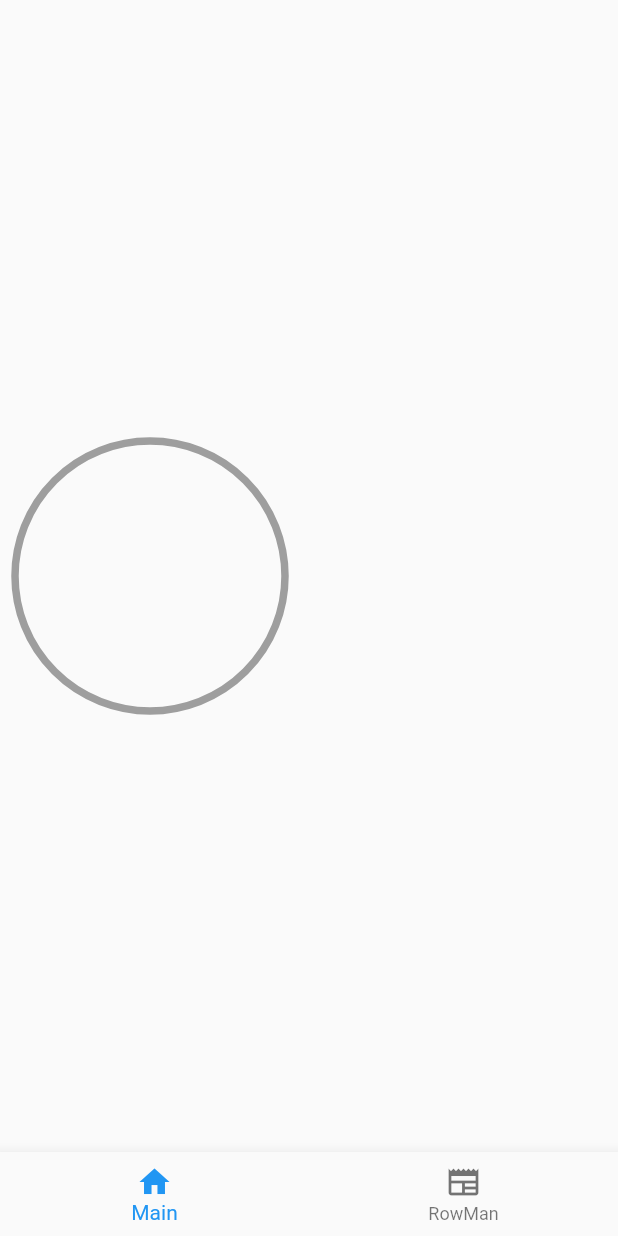
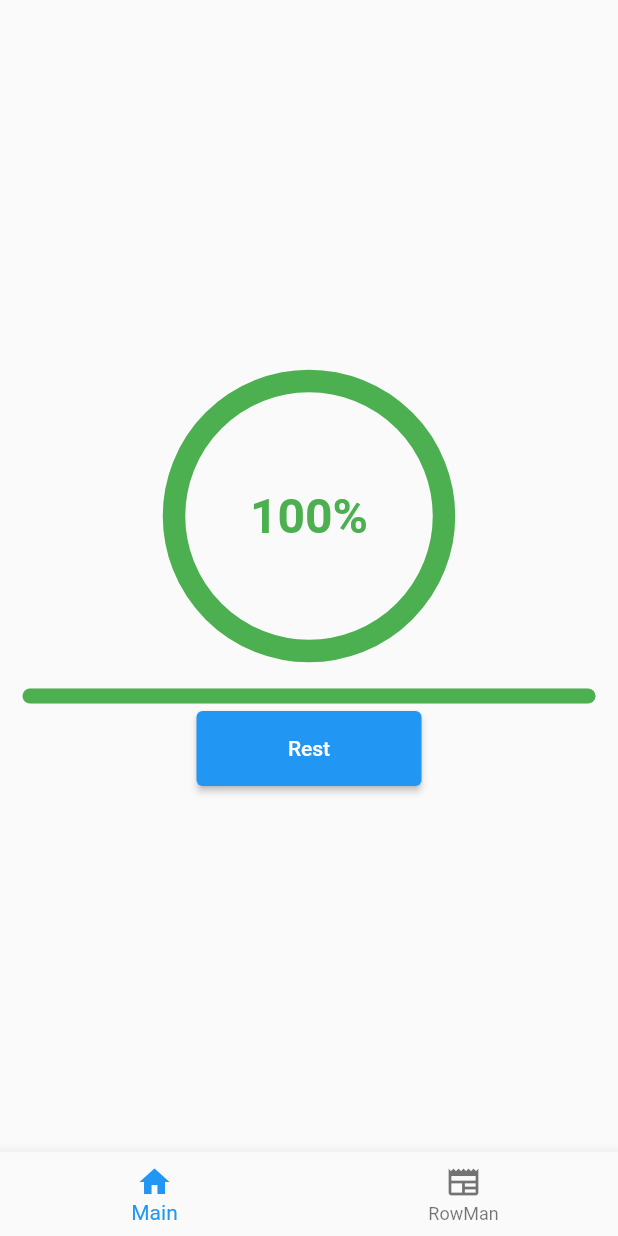
Before and after one commit to rahmatei/Widgets, a Flutter app: the screen it shows after launch, on a phone screen of 412 x 824 dp. Run offline on Flutter 3.47's test engine with Material 2 defaults, Android fonts, the phone set to English and light mode, and no system bars; our stand-ins replace flutter_animate, go_router.

Commit message:
Add liner Loading Animation

```diff
--- a/lib/cicular_progress_bar/circular_progress_bar_screen.dart
+++ b/lib/cicular_progress_bar/circular_progress_bar_screen.dart
@@ -1,5 +1,10 @@
+import 'dart:convert';
+import 'dart:developer';
+
 import 'package:flutter/material.dart';
 import 'circular_progressbar_with_animation_widget.dart';
+import 'line_progressbar_animation.dart';
+import 'dart:math' as math;
 
 class CircularProgressBar extends StatefulWidget {
   const CircularProgressBar({super.key});
@@ -9,19 +14,77 @@ class CircularProgressBar extends StatefulWidget {
 }
 
 class _CircularProgressBarState extends State<CircularProgressBar> {
-  double _to = 60;
+  double _to = 100;
 
   @override
   Widget build(BuildContext context) {
     return Scaffold(
       body: Column(
         mainAxisAlignment: MainAxisAlignment.center,
-        crossAxisAlignment: CrossAxisAlignment.end,
+        crossAxisAlignment: CrossAxisAlignment.center,
         children: [
           SizedBox(
               width: 200,
               height: 200,
-              child: CircularProgressbarWithAnimation()),
+              child: CircularProgressbarWithAnimation(
+                duration: const Duration(seconds: 2),
+                symbol: '%',
+                from: 0,
+                to: _to,
+                innerStrokeColor: Colors.purpleAccent,
+                strokeColor: Colors.grey.shade300,
+                innerStrokeWidth: 15,
+                strokeWidth: 5,
+                colorConditions: [
+                  ColorRule(
+                    color: Colors.redAccent,
+                    rangeIndex: [21, 40],
+                  ),
+                  ColorRule(
+                    color: Colors.grey.shade400,
+                    rangeIndex: [0, 20],
+                  ),
+                  ColorRule(
+                    color: Colors.purpleAccent,
+                    rangeIndex: [41, 97],
+                  ),
+                  ColorRule(
+                    color: Colors.green,
+                    rangeIndex: [98, 100],
+                  )
+                ],
+              )),
+          const SizedBox(height: 10),
+          SizedBox(
+            width: double.infinity,
+            height: 20,
+            child: Padding(
+              padding: const EdgeInsets.fromLTRB(20, 10, 20, 10),
+              child: LineProgressBarAnimation(
+                duration: const Duration(seconds: 2),
+                from: 0,
+                to: _to,
+                innerStrokeColor: Colors.purpleAccent,
+                strokeColor: Colors.grey.shade300,
+                innerStrokeWidth: 15,
+                strokeWidth: 10,
+              ),
+            ),
+          ),
+          SizedBox(
+            width: 150,
+            height: 50,
+            child: ElevatedButton(
+                onPressed: () {
+                  double counter =
+                      double.parse(math.Random().nextInt(100).toString());
+                  log("counter${counter.toString()}");
+                  setState(() {
+                    _to = counter;
+                  });
+                },
+                child: const Text("Rest")),
+          )
         ],
       ),
     );
--- a/lib/cicular_progress_bar/circular_progressbar_with_animation_widget.dart
+++ b/lib/cicular_progress_bar/circular_progressbar_with_animation_widget.dart
@@ -1,8 +1,5 @@
-import 'dart:ui';
-
 import 'package:flutter/material.dart';
-import 'package:flutter/src/widgets/framework.dart';
-import 'package:flutter/src/widgets/placeholder.dart';
+import 'dart:math' as math;
 
 class CircularProgressbarWithAnimation extends StatelessWidget {
   final double from;
@@ -21,7 +18,7 @@ class CircularProgressbarWithAnimation extends StatelessWidget {
       this.from = 0,
       this.to = 100,
       this.strokeWidth = 5,
-      this.innerStrokeWidth = 15,
+      this.innerStrokeWidth = 10,
       this.strokeColor = Colors.grey,
       this.innerStrokeColor = Colors.purpleAccent,
       this.symbol = "%",
@@ -34,20 +31,67 @@ class CircularProgressbarWithAnimation extends StatelessWidget {
 
   @override
   Widget build(BuildContext context) {
+    _from = from / 100;
+    _to = to / 100;
+
     return LayoutBuilder(
-      builder: (Context, conntraint) {
-        return Container(
+      builder: (context, conntraint) {
+        return SizedBox(
           width: conntraint.maxWidth,
           height: conntraint.maxHeight,
-          child: Stack(alignment: Alignment.center, children: [
-            CustomPaint(
-              painter: CirclePainter(
-                  (conntraint.maxWidth / 2) - 10, strokeWidth, strokeColor),
-            )
-          ]),
+          child: Stack(
+            alignment: Alignment.center,
+            children: [
+              CustomPaint(
+                painter: CirclePainter(
+                    (conntraint.maxWidth / 2) - 10, strokeWidth, strokeColor),
+              ),
+              TweenAnimationBuilder(
+                tween: Tween(begin: _from, end: _to),
+                duration: duration ?? const Duration(seconds: 1),
+                curve: Curves.easeInOut,
+                builder: (context, value, child) {
+                  Color color = _getConditionalColor(value) ?? innerStrokeColor;
+                  return Stack(
+                    alignment: Alignment.center,
+                    children: [
+                      CustomPaint(
+                        painter: ArcPainter(
+                            color: color,
+                            radius: (conntraint.maxWidth) - 20,
+                            strokeWidth: innerStrokeWidth,
+                            from: _from,
+                            to: value),
+                      ),
+                      Text(
+                        '${(value * 100).toInt()}$symbol',
+                        style: TextStyle(
+                            fontSize: 32,
+                            fontWeight: FontWeight.bold,
+                            color: color),
+                      )
+                    ],
+                  );
+                },
+              )
+            ],
+          ),
         );
       },
     );
+  } // end build
+
+  Color? _getConditionalColor(double index) {
+    index = index >= 0.99 ? 100 : index * 100;
+    List<ColorRule> colorRule = colorConditions!
+        .where((element) =>
+            (index >= element.rangeIndex[0] && index <= element.rangeIndex[1]))
+        .toList();
+    if (colorRule.isNotEmpty) {
+      return colorRule.first.color;
+    } else {
+      return null;
+    }
   }
 }
 
@@ -72,8 +116,44 @@ class CirclePainter extends CustomPainter {
   bool shouldRepaint(covariant CustomPainter oldDelegate) => true;
 }
 
+class ArcPainter extends CustomPainter {
+  final double radius;
+  final double strokeWidth;
+  final Color color;
+  final double from;
+  final double to;
+
+  ArcPainter(
+      {required this.radius,
+      required this.strokeWidth,
+      required this.color,
+      required this.from,
+      required this.to});
+
+  double degtoRad(double deg) => deg * (math.pi / 180);
+
+  @override
+  void paint(Canvas canvas, Size size) {
+    Paint paint = Paint()
+      ..color = color
+      ..strokeWidth = strokeWidth
+      ..style = PaintingStyle.stroke
+      ..strokeCap = StrokeCap.round;
+    canvas.drawArc(
+        Rect.fromCenter(
+            center: const Offset(0, 0), width: radius, height: radius),
+        degtoRad(from * 360),
+        degtoRad(to * 360),
+        false,
+        paint);
+  }
+
+  @override
+  bool shouldRepaint(covariant CustomPainter oldDelegate) => true;
+}
+
 class ColorRule {
   final Color color;
   final List<double> rangeIndex;
-  ColorRule(this.color, this.rangeIndex);
+  ColorRule({required this.color, required this.rangeIndex});
 }
```
Also changed, not shown: lib/cicular_progress_bar/line_progressbar_animation.dart (added, +82 -0 lines).
